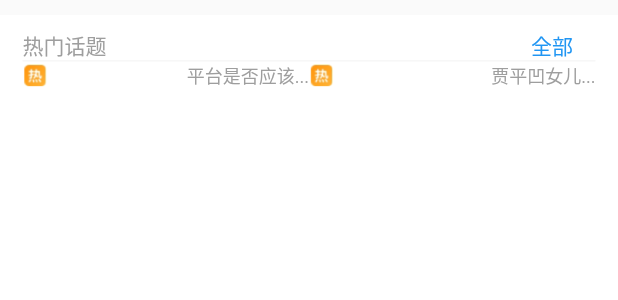
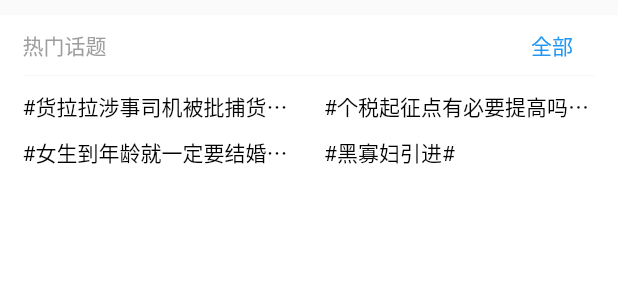
Before and after one commit to linliff/weibo_international_flutter, a Flutter app: the TopicWidget widget shown alone on an empty page, opened directly, on a phone screen of 412 x 824 dp. Shown: the top 300 px of the screen. Run offline on Flutter 3.47's test engine with Material 2 defaults, Android fonts, the phone set to English and light mode, and no system bars; our stand-ins replace dio, video_player; generated files the repository leaves out were written again; network calls fail.

Commit message:
完善趋势的热门话题

```diff
--- a/lib/main/discover/HotSearchWidget.dart
+++ b/lib/main/discover/HotSearchWidget.dart
@@ -48,6 +48,9 @@ class HotSearchWidget extends StatelessWidget {
                   ),
                   flex: 1,
                 ),
+                Container(
+                  width: 20,
+                ),
                 new Expanded(
                   child: Row(
                     children: <Widget>[
@@ -71,8 +74,7 @@ class HotSearchWidget extends StatelessWidget {
               ],
             ),
             Container(
-              margin: EdgeInsets.only(bottom: 10),
-              height: 0.5,
+              height: 10,
             ),
             Row(
               children: <Widget>[
@@ -95,6 +97,9 @@ class HotSearchWidget extends StatelessWidget {
                     ],
                   ),
                   flex: 1,
+                ),
+                Container(
+                  width: 20,
                 ),
                 new Expanded(
                   child: Row(
@@ -134,7 +139,7 @@ class HotSearchWidget extends StatelessWidget {
                 Container(
                   child: Text('热搜',
                       style: TextStyle(
-                        fontSize: 12,
+                        fontSize: 14,
                         color: Colors.grey,
                       )),
                 ),
--- a/lib/main/discover/TopicWidget.dart
+++ b/lib/main/discover/TopicWidget.dart
@@ -1,31 +1,50 @@
-
 import 'package:flutter/material.dart';
-import 'package:weibo_international_flutter/Constant.dart';
 import 'package:weibo_international_flutter/GlobalConfig.dart';
-import 'package:weibo_international_flutter/utils/ImageSourceUtil.dart';
 
 class TopicWidget extends StatelessWidget {
   @override
   Widget build(BuildContext context) {
     return Container(
         margin: EdgeInsets.only(top: 10),
-        padding: EdgeInsets.only(top: 10, right: 15, left: 15),
+        padding: EdgeInsets.only(top: 10, right: 15, left: 15, bottom: 10),
         color: Colors.white,
         child: Column(
           children: [
-            _getTitleWidget('热门话题'),
+            _getTitleWidget(),
             Container(
+              margin: EdgeInsets.only(top: 10, bottom: 10),
               height: 0.5,
               color: GlobalConfig.color_light_gray,
             ),
             Row(
               children: <Widget>[
                 new Expanded(
-                  child: _getItemWidget("", "平台是否应该..."),
+                  child: _getItemWidget("#货拉拉涉事司机被批捕货拉拉涉事司机被批捕#"),
                   flex: 1,
                 ),
+                Container(
+                  width: 20,
+                ),
                 new Expanded(
-                  child: _getItemWidget("", "贾平凹女儿..."),
+                  child: _getItemWidget("#个税起征点有必要提高吗个税起征点有必要提高吗#"),
+                  flex: 1,
+                ),
+              ],
+            ),
+            Container(
+              height: 10,
+            ),
+            Row(
+              children: <Widget>[
+                new Expanded(
+                  child: _getItemWidget("#女生到年龄就一定要结婚吗#"),
+                  flex: 1,
+                ),
+                Container(
+                  width: 20,
+                ),
+                new Expanded(
+                  child: _getItemWidget("#黑寡妇引进#"),
                   flex: 1,
                 ),
               ],
@@ -34,7 +53,7 @@ class TopicWidget extends StatelessWidget {
         ));
   }
 
-  Widget _getTitleWidget(String title) {
+  Widget _getTitleWidget() {
     return Column(
       children: <Widget>[
         Container(
@@ -44,7 +63,7 @@ class TopicWidget extends StatelessWidget {
               crossAxisAlignment: CrossAxisAlignment.end,
               children: <Widget>[
                 Container(
-                  child: Text(title,
+                  child: Text('热门话题',
                       style: TextStyle(
                         fontSize: 14,
                         color: Colors.grey,
@@ -63,30 +82,15 @@ class TopicWidget extends StatelessWidget {
             ),
           ),
         ),
-        Container(
-          height: 0.5,
-          color: GlobalConfig.color_light_gray,
-        )
       ],
     );
   }
 
-  Widget _getItemWidget(String imgUrl, content) {
-    return Row(
-      children: <Widget>[
-        Container(
-          child: ImageSourceUtil.getImageByPath(
-            Constant.ASSETS_IMG + 'ic_hot_hot.jpg',
-            17,
-            17,
-          ),
-        ),
-        Spacer(),
-        Text(
-          content,
-          style: TextStyle(fontSize: 12, color: Colors.grey),
-        ),
-      ],
+  Widget _getItemWidget(content) {
+    return Text(
+      content,
+      overflow: TextOverflow.ellipsis,
+      style: TextStyle(fontSize: 14, color: Colors.black),
     );
   }
 }
```
